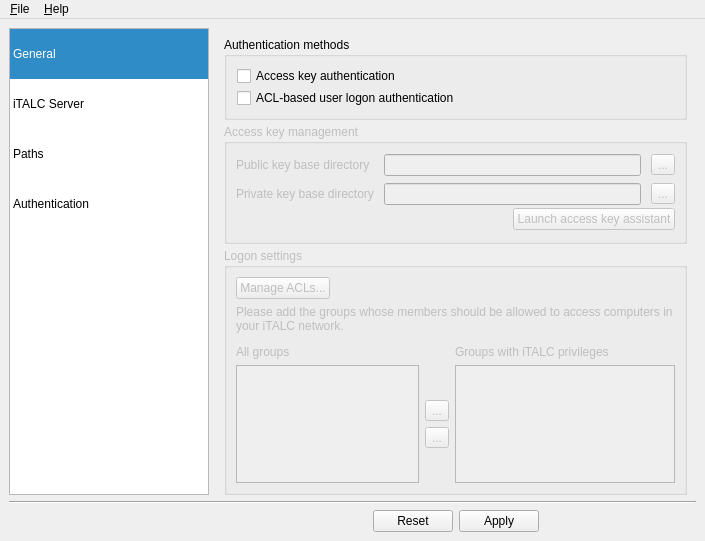
Above: imc/Forms/MainWindow.ui from veyon/veyon before the change. Below: the same form after it.
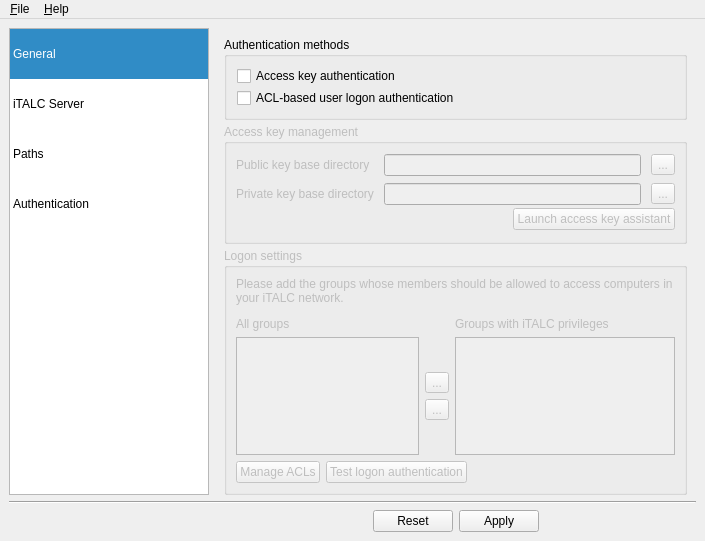
That is the form after the change. The open tabs and pages were chosen to show the change. Icons and pictures are not drawn.

Commit message:
IMC: added logon authentication test button
The logon authentication can now be tested easily using the according
button in the IMC.

Diff of the .ui file:
```diff
--- a/imc/Forms/MainWindow.ui
+++ b/imc/Forms/MainWindow.ui
@@ -894,30 +894,6 @@
            <string>Logon settings</string>
           </property>
           <layout class="QVBoxLayout" name="verticalLayout_4">
-           <item>
-            <layout class="QHBoxLayout" name="horizontalLayout_4">
-             <item>
-              <widget class="QPushButton" name="manageACLs">
-               <property name="text">
-                <string>Manage ACLs...</string>
-               </property>
-              </widget>
-             </item>
-             <item>
-              <spacer name="horizontalSpacer_9">
-               <property name="orientation">
-                <enum>Qt::Horizontal</enum>
-               </property>
-               <property name="sizeHint" stdset="0">
-                <size>
-                 <width>40</width>
-                 <height>20</height>
-                </size>
-               </property>
-              </spacer>
-             </item>
-            </layout>
-           </item>
            <item>
             <widget class="QWidget" name="logonGroupManagement" native="true">
              <layout class="QGridLayout" name="gridLayout">
@@ -1039,6 +1015,45 @@
              </layout>
             </widget>
            </item>
+           <item>
+            <layout class="QHBoxLayout" name="horizontalLayout_4">
+             <item>
+              <widget class="QPushButton" name="manageACLs">
+               <property name="text">
+                <string>Manage ACLs</string>
+               </property>
+               <property name="icon">
+                <iconset resource="../imc.qrc">
+                 <normaloff>:/Resources/preferences-other.png</normaloff>:/Resources/preferences-other.png</iconset>
+               </property>
+              </widget>
+             </item>
+             <item>
+              <widget class="QPushButton" name="testLogonAuthentication">
+               <property name="text">
+                <string>Test logon authentication</string>
+               </property>
+               <property name="icon">
+                <iconset resource="../imc.qrc">
+                 <normaloff>:/Resources/task-accepted.png</normaloff>:/Resources/task-accepted.png</iconset>
+               </property>
+              </widget>
+             </item>
+             <item>
+              <spacer name="horizontalSpacer_9">
+               <property name="orientation">
+                <enum>Qt::Horizontal</enum>
+               </property>
+               <property name="sizeHint" stdset="0">
+                <size>
+                 <width>40</width>
+                 <height>20</height>
+                </size>
+               </property>
+              </spacer>
+             </item>
+            </layout>
+           </item>
           </layout>
          </widget>
         </item>
```
The commit also changes 5 other files.
